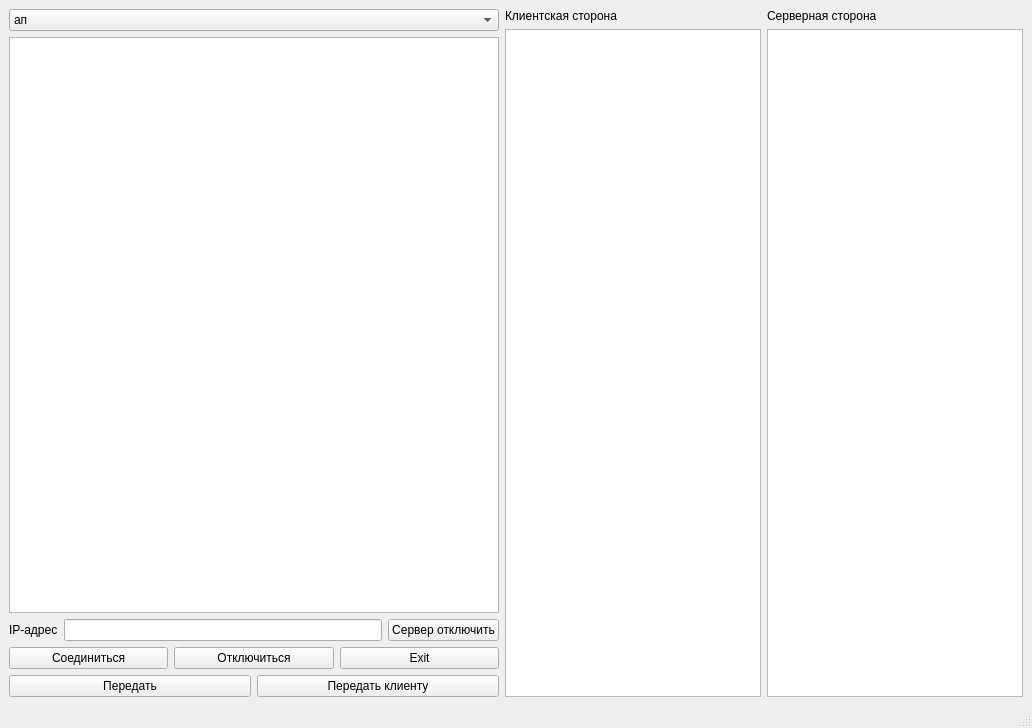
This is mainwindow.ui in Rokli/WorkingWithSockets as Qt 5 draws it before an edit. The edited form follows.
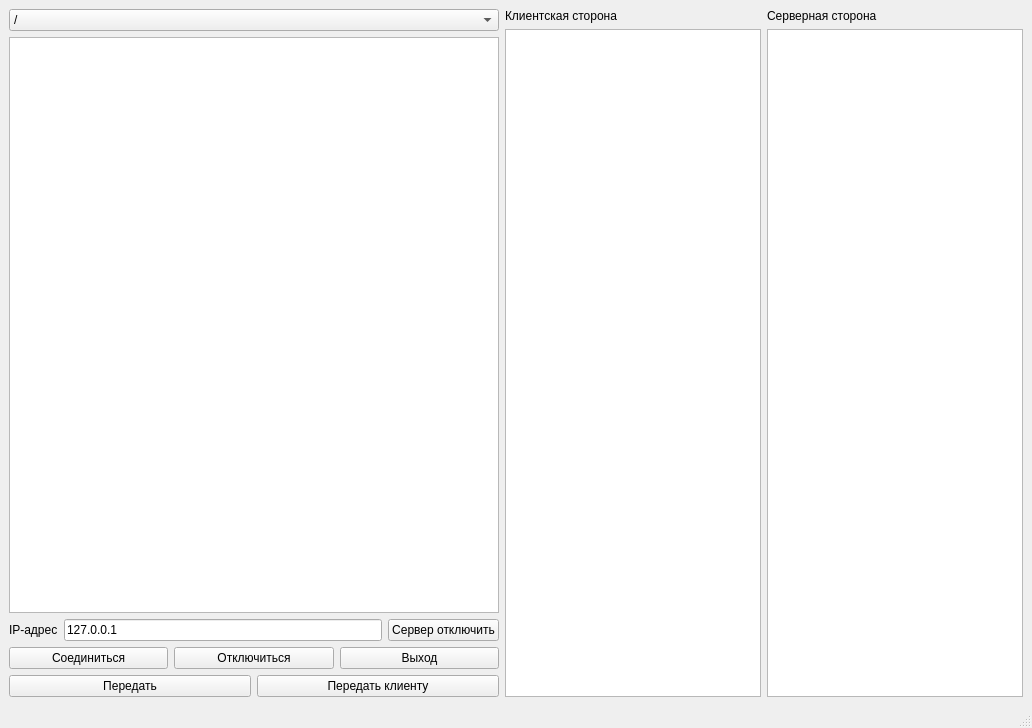
This is the edited form.

```diff
--- a/mainwindow.ui
+++ b/mainwindow.ui
@@ -23,7 +23,7 @@
          <widget class="QComboBox" name="comboBox">
           <item>
            <property name="text">
-            <string>ап</string>
+            <string>/</string>
            </property>
           </item>
          </widget>
@@ -45,7 +45,11 @@
                </widget>
               </item>
               <item>
-               <widget class="QLineEdit" name="lineEdit"/>
+               <widget class="QLineEdit" name="IPText">
+                <property name="text">
+                 <string>127.0.0.1</string>
+                </property>
+               </widget>
               </item>
              </layout>
             </item>
@@ -77,7 +81,7 @@
             <item>
              <widget class="QPushButton" name="pushButton_3">
               <property name="text">
-               <string>Exit</string>
+               <string>Выход</string>
               </property>
              </widget>
             </item>
```
Left out of the diff: 14 changed lines with no effect on the pictures.
